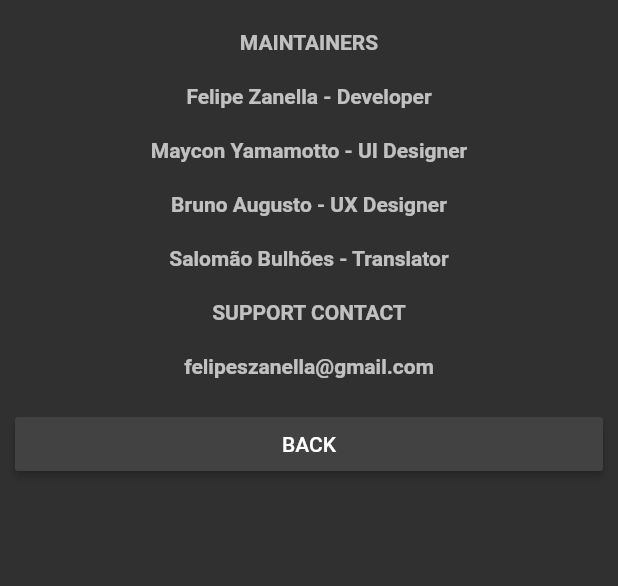
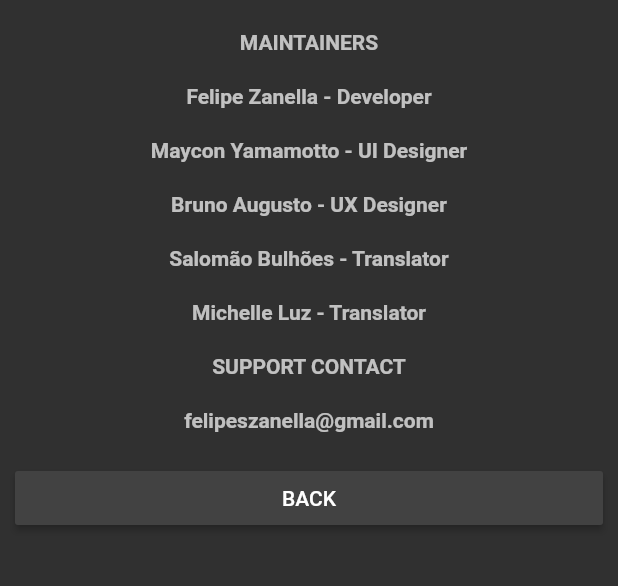
Before and after one commit to freeman507/phasmophobia_assistant, a Flutter app: the AboutPage screen opened directly, on a phone screen of 412 x 824 dp, the part 612-1198 px from its top. Run offline on Flutter 3.47's test engine with Material 2 defaults, Android fonts, the phone set to English and light mode, and no system bars; our stand-ins replace shared_preferences; accounts and stored records are empty; Roboto replaces fonts that are missing (Hind, Poppins).

Commit message:
feature: new maintainer name

```diff
--- a/lib/pages/about/about_page.dart
+++ b/lib/pages/about/about_page.dart
@@ -27,6 +27,7 @@ class AboutPage extends DetailPage {
           buildText("Maycon Yamamotto - UI Designer"),
           buildText("Bruno Augusto - UX Designer"),
           buildText("Salomão Bulhões - Translator"),
+          buildText("Michelle Luz - Translator"),
           buildText(i("support.contact")),
           buildText("felipeszanella@gmail.com"),
           buildBackButton(context)
```
